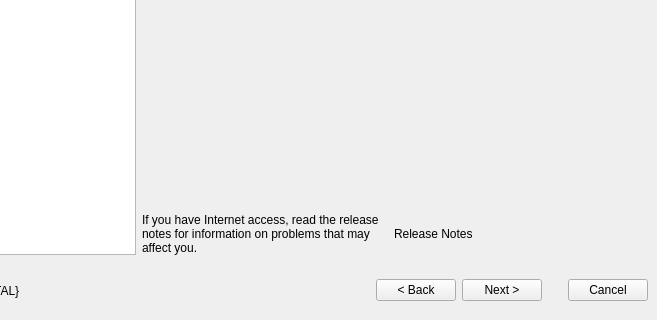
First picture: the form in ubiquity/frontend/liveinstaller.ui, repository chenhan1218/ubiquity, before the edit; both pictures show x 138 to 795 and y 288 to 608 of the 795 by 608 pixel window.
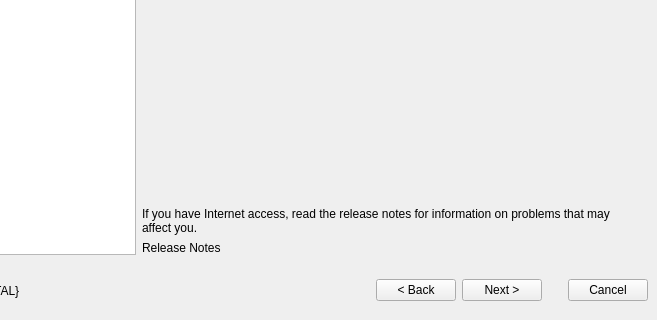
Second picture: the form after the edit. The open tabs and pages were chosen to show the change. Icons and pictures are not drawn.

Commit message: * Improve the layout of the language page resulting from the release-notes   link (LP: #105470).

Patch:
```diff
--- a/ubiquity/frontend/liveinstaller.ui
+++ b/ubiquity/frontend/liveinstaller.ui
@@ -215,7 +215,7 @@
          </property>
         </widget>
        </item>
-       <item rowspan="5" row="0" column="0" >
+       <item rowspan="6" row="0" column="0" >
         <widget class="QListWidget" name="language_treeview" />
        </item>
        <item row="3" column="1" colspan="2" >
@@ -234,7 +234,7 @@
          </property>
         </spacer>
        </item>
-       <item row="4" column="1" >
+       <item row="4" column="1" colspan="2" >
         <widget class="QLabel" name="release_notes_label" >
          <property name="text" >
           <string>If you have Internet access, read the release notes for information on problems that may affect you.</string>
@@ -244,7 +244,7 @@
          </property>
         </widget>
        </item>
-       <item row="4" column="2" >
+       <item row="5" column="1" >
         <widget class="QLabel" name="release_notes_url" >
          <property name="text" >
           <string>Release Notes</string>
```
The commit also changes 3 other files.
